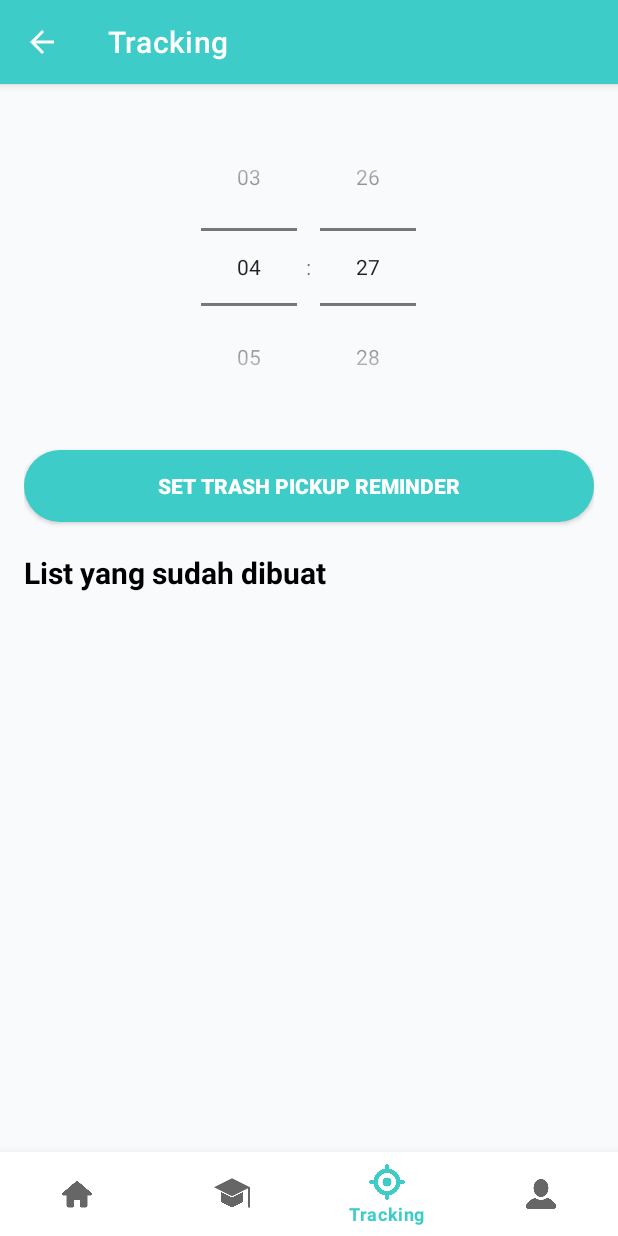
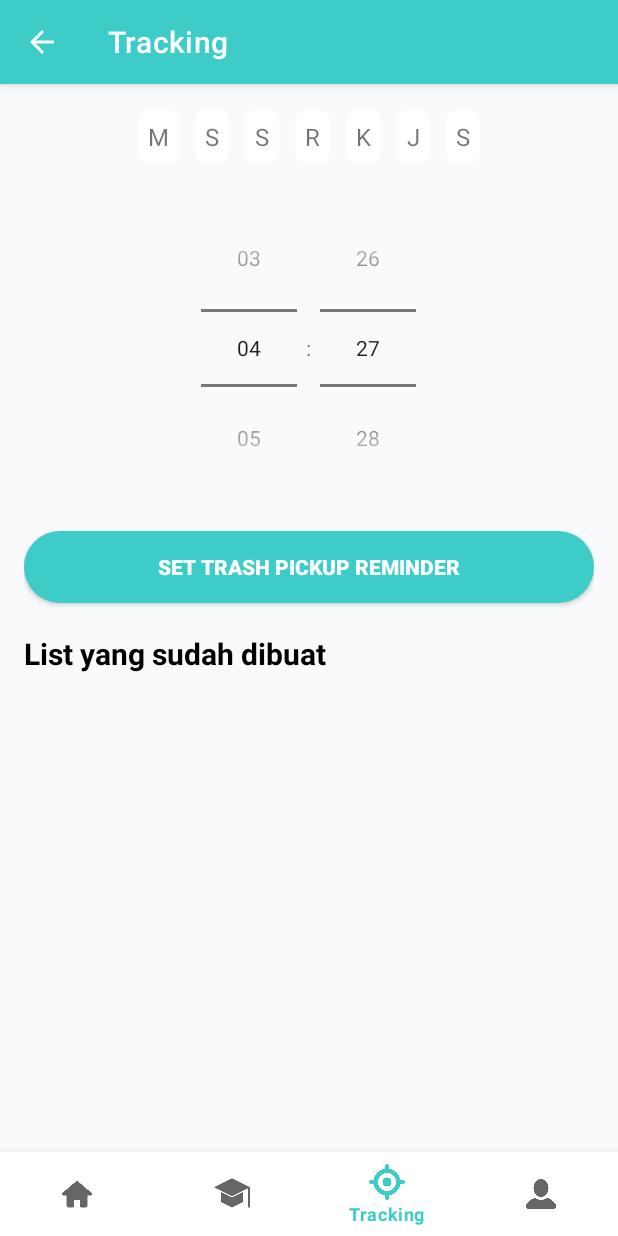
Before and after one commit to faizjauzah/binbuddy-expo, an Android app: the HomeFragment screen opened directly, with no data from a screen before it, item 3 of the bottom bar chosen, on a phone screen of 412 x 824 dp. Run offline under Robolectric (Android 15) with nearby library versions, the phone set to English and light mode, and no system bars; our stand-ins replace Firebase (no records; nobody signed in at launch, a user with empty details on screens opened directly).

Commit message:
Add day selector in reminder

```diff
--- a/app/src/main/java/com/example/expopab/ui/home/data/ReminderTime.kt
+++ b/app/src/main/java/com/example/expopab/ui/home/data/ReminderTime.kt
@@ -6,5 +6,6 @@ data class ReminderTime(
     val id: String = UUID.randomUUID().toString(),
     val hour: Int = 0,
     val minute: Int = 0,
-    val userId: String? = null
+    val userId: String? = null,
+    val selectedDays: List<Int> = listOf() // 0 = Sunday, 1 = Monday, etc.
 )
--- /dev/null
+++ b/app/src/main/res/drawable/bg_day_selector.xml
@@ -0,0 +1,20 @@
+<?xml version="1.0" encoding="utf-8"?>
+<selector xmlns:android="http://schemas.android.com/apk/res/android">
+    <item android:state_selected="true">
+        <shape android:shape="rectangle">
+            <!-- Use the same attributes as your bg_item_reminder but with selected color -->
+            <solid android:color="@color/purple_500"/> <!-- or your preferred selected color -->
+            <corners android:radius="8dp"/> <!-- match your existing corner radius -->
+            <padding android:bottom="5dp" android:left="5dp" android:right="5dp" android:top="5dp"/>
+        </shape>
+    </item>
+    <item>
+        <shape android:shape="rectangle">
+            <!-- Your existing bg_item_reminder attributes -->
+            <solid android:color="@color/white"/> <!-- or your default color -->
+            <corners android:radius="8dp"/>
+            <stroke android:color="@color/light_grey" android:width="1dp"/>
+            <padding android:bottom="5dp" android:left="5dp" android:right="5dp" android:top="5dp"/>
+        </shape>
+    </item>
+</selector>
--- a/app/src/main/res/layout/fragment_tracking.xml
+++ b/app/src/main/res/layout/fragment_tracking.xml
@@ -5,6 +5,53 @@
     android:orientation="vertical"
     android:background="@color/light_grey"
     android:padding="16dp">
+
+    <!-- Add this LinearLayout above the TimePicker -->
+    <LinearLayout
+        android:layout_width="match_parent"
+        android:layout_height="wrap_content"
+        android:orientation="horizontal"
+        android:gravity="center"
+        android:layout_marginBottom="16dp">
+
+        <TextView
+            android:id="@+id/minggu"
+            style="@style/DaySelector"
+            android:text="M" />
+
+        <TextView
+            android:id="@+id/senin"
+            style="@style/DaySelector"
+            android:text="S" />
+
+        <TextView
+            android:id="@+id/selasa"
+            style="@style/DaySelector"
+            android:text="S" />
+
+        <TextView
+            android:id="@+id/rabu"
+            style="@style/DaySelector"
+            android:text="R" />
+
+        <TextView
+            android:id="@+id/kamis"
+            style="@style/DaySelector"
+            android:text="K" />
+
+        <TextView
+            android:id="@+id/jumat"
+            style="@style/DaySelector"
+            android:text="J" />
+
+        <TextView
+            android:id="@+id/sabtu"
+            style="@style/DaySelector"
+            android:text="S" />
+
+        <!-- Add similar TextViews for other days -->
+
+    </LinearLayout>
 
     <TimePicker
         android:id="@+id/timePicker"
--- a/app/src/main/res/values/themes.xml
+++ b/app/src/main/res/values/themes.xml
@@ -21,4 +21,16 @@
         <item name="android:letterSpacing">0.025</item>
         <item name="android:textAllCaps">false</item>
     </style>
+
+    <style name="DaySelector">
+        <item name="android:layout_width">wrap_content</item>
+        <item name="android:layout_height">wrap_content</item>
+        <item name="android:layout_marginEnd">4dp</item>
+        <item name="android:layout_marginStart">4dp</item>
+        <item name="android:padding">8dp</item>
+        <item name="android:textSize">16sp</item>
+        <item name="android:clickable">true</item>
+        <item name="android:focusable">true</item>
+        <item name="android:background">@drawable/bg_day_selector</item>
+    </style>
 </resources>
```
Also changed, not shown: app/src/main/java/com/example/expopab/ui/home/TrackingFragment.kt (+69 -21 lines), app/src/main/java/com/example/expopab/ui/home/adapter/ReminderAdapter.kt (+29 -4 lines), app/src/main/res/layout/item_reminder.xml (+7 -0 lines).
